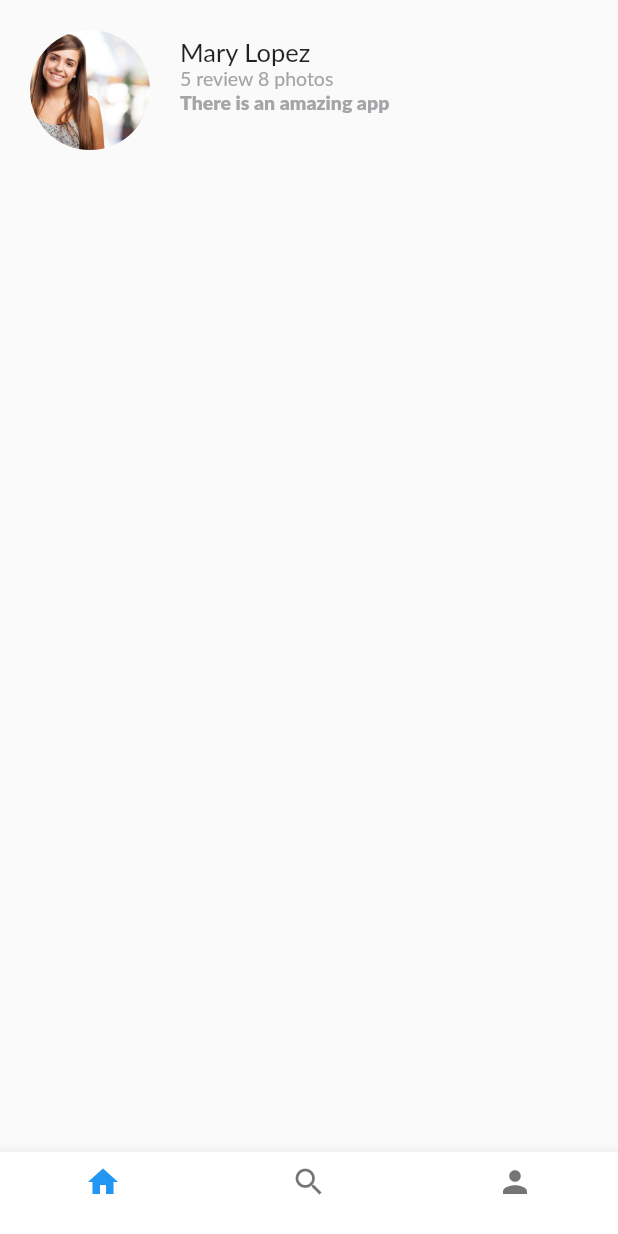
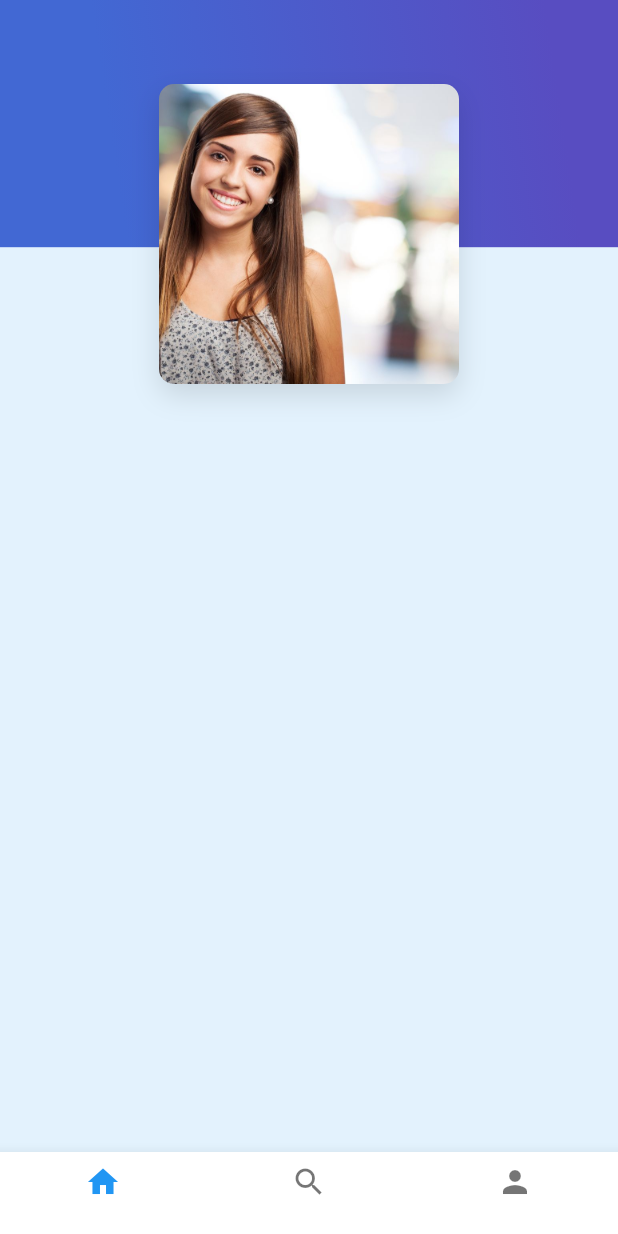
Before and after one commit to GeralPinzon/GestureApp, a Flutter app: the Home screen opened by its route, on a phone screen of 412 x 824 dp. Run offline on Flutter 3.47's test engine with Material 2 defaults, Android fonts, the phone set to English and light mode, and no system bars; Roboto replaces fonts that are missing (Lato).

Commit message:
Cambio diseño home

```diff
--- a/lib/pages/home.dart
+++ b/lib/pages/home.dart
@@ -1,16 +1,54 @@
 import 'package:flutter/material.dart';
 import 'package:GestureApp/pages/card.dart' as car;
 import 'package:GestureApp/widgets/appBarTransparent.dart';
+import 'package:flutter/cupertino.dart';
 
 class Home extends StatelessWidget {
   @override
   Widget build(BuildContext context) {
     return Scaffold(
-
+      backgroundColor: Color(0xFFE3F2FD),
       body: Column(
         children: [
-          car.Card("assets/images/laura.jpg", "Mary Lopez", "5 review 8 photos",
-              "There is an amazing app"),
+          Stack(
+            children: [
+              Container(
+                height: MediaQuery.of(context).size.height * 0.2,
+                width: MediaQuery.of(context).size.width,
+                decoration: BoxDecoration(
+                  gradient: LinearGradient(
+                    colors: [Color(0xFF4268D3), Color(0xFF584DC1)],
+                    begin: FractionalOffset(0.2, 0.9),
+                    end: FractionalOffset(1.0, 0.6),
+                    stops: [0.0, 0.9],
+                    tileMode: TileMode.clamp,
+                  ),
+                ),
+              ),
+              Center(
+                heightFactor: 1.3,
+                child: Container(
+                  margin: EdgeInsets.all(20),
+                  width: 200,
+                  height: 200,
+                  decoration: BoxDecoration(
+                    image: DecorationImage(
+                      fit: BoxFit.cover,
+                      image: AssetImage('assets/images/laura.jpg'),
+                    ),
+                    borderRadius: BorderRadius.all(Radius.circular(10.0)),
+                    shape: BoxShape.rectangle,
+                    boxShadow: <BoxShadow>[
+                      BoxShadow(
+                          color: Colors.black12,
+                          blurRadius: 15.0,
+                          offset: Offset(0.0, 7.0))
+                    ],
+                  ),
+                ),
+              ),
+            ],
+          ),
         ],
       ),
       bottomNavigationBar: Theme(
```
